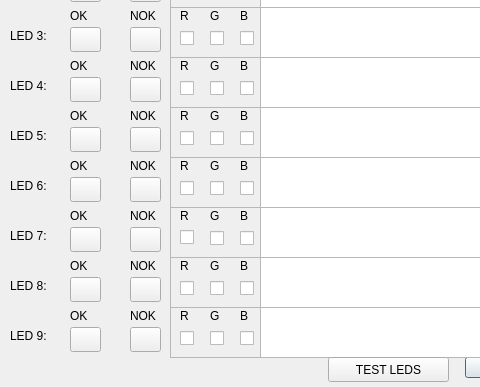
First picture: the form in dialogled.ui, repository JakobGerjolj/SideMountTestGUI, before the edit; both pictures show x 0 to 480 and y 93 to 480 of the 640 by 480 pixel window.
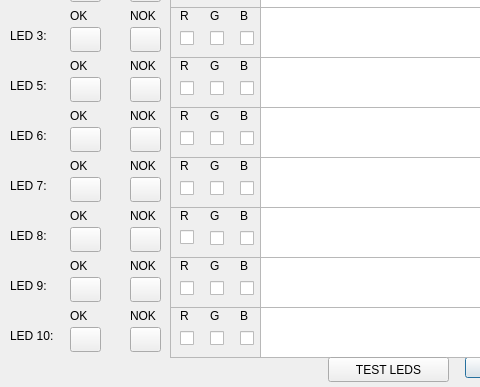
Second picture: the form after the edit.

```diff
--- a/dialogled.ui
+++ b/dialogled.ui
@@ -260,7 +260,7 @@
     </rect>
    </property>
    <property name="text">
-    <string>LED 4:</string>
+    <string>LED 5:</string>
    </property>
   </widget>
   <widget class="QLabel" name="led4_NOK_label">
@@ -325,7 +325,7 @@
     </rect>
    </property>
    <property name="text">
-    <string>LED 5:</string>
+    <string>LED 6:</string>
    </property>
   </widget>
   <widget class="QLabel" name="led5_NOK_label">
@@ -390,7 +390,7 @@
     </rect>
    </property>
    <property name="text">
-    <string>LED 7:</string>
+    <string>LED 8:</string>
    </property>
   </widget>
   <widget class="QLabel" name="led7_NOK_label">
@@ -455,7 +455,7 @@
     </rect>
    </property>
    <property name="text">
-    <string>LED 8:</string>
+    <string>LED 9:</string>
    </property>
   </widget>
   <widget class="QLabel" name="led8_NOK_label">
@@ -533,7 +533,7 @@
     </rect>
    </property>
    <property name="text">
-    <string>LED 9:</string>
+    <string>LED 10:</string>
    </property>
   </widget>
   <widget class="QLabel" name="led9_OK_label">
@@ -559,7 +559,7 @@
     </rect>
    </property>
    <property name="text">
-    <string>LED 6:</string>
+    <string>LED 7:</string>
    </property>
   </widget>
   <widget class="QPushButton" name="led6_NOK">
```
